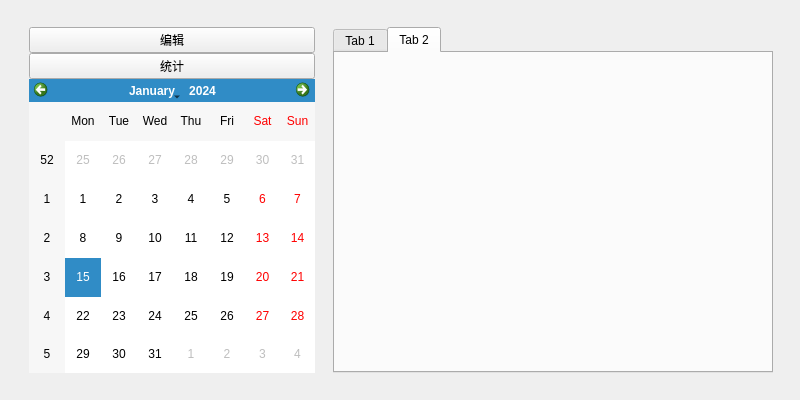
Old version of the form mainwindow.ui in the repository Icingworld/wuwuAccount.
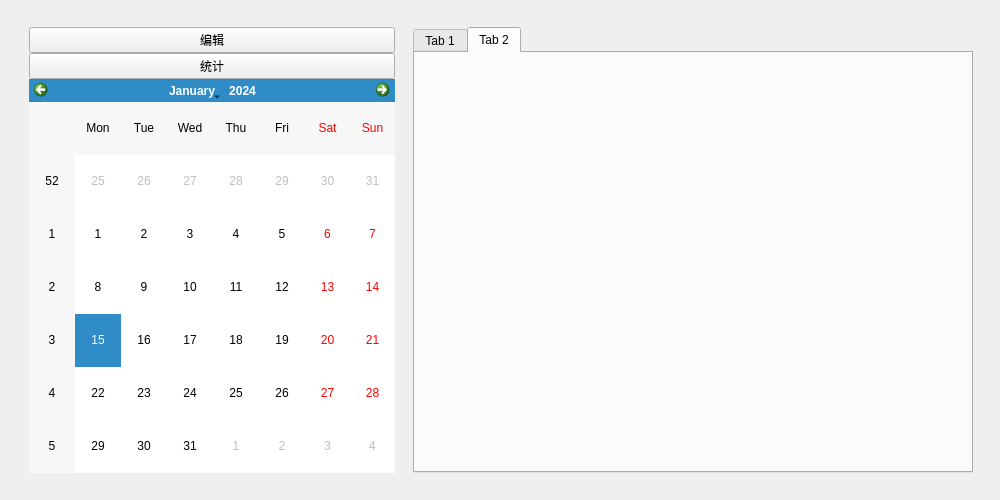
New version of the form. The open tabs and pages were chosen to show the change.

Patch:
```diff
--- a/mainwindow.ui
+++ b/mainwindow.ui
@@ -6,8 +6,8 @@
    <rect>
     <x>0</x>
     <y>0</y>
-    <width>800</width>
-    <height>400</height>
+    <width>1000</width>
+    <height>500</height>
    </rect>
   </property>
   <property name="windowTitle">
```
Left out of the diff: 4 changed lines with no effect on the pictures.
